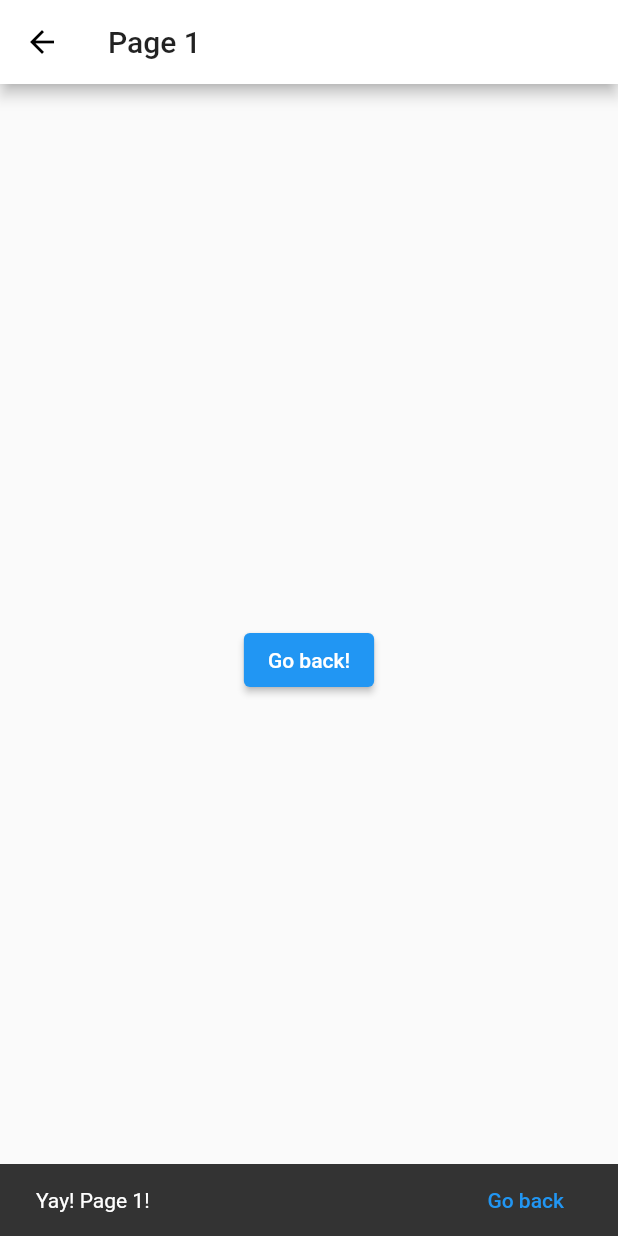
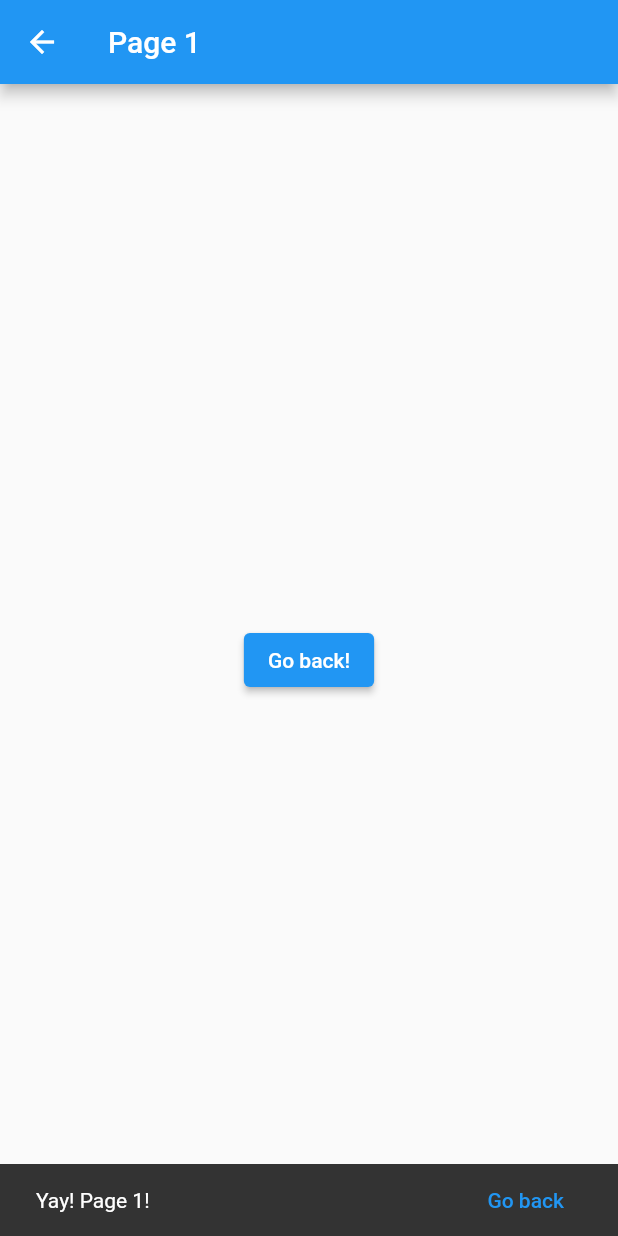
Before and after one commit to rinoldsimon/flutter-cookbook, a Flutter app: the screen it shows after launch, after a tap on "Page 1", on a phone screen of 412 x 824 dp. Run offline on Flutter 3.47's test engine with Material 2 defaults, Android fonts, the phone set to English and light mode, and no system bars.

Commit message:
theme primary color

```diff
--- a/lib/main.dart
+++ b/lib/main.dart
@@ -21,7 +21,7 @@ class MyApp extends StatelessWidget {
         // or simply save your changes to "hot reload" in a Flutter IDE).
         // Notice that the counter didn't reset back to zero; the application
         // is not restarted.
-        primaryColor: Colors.white,
+        primaryColor: Colors.blue,
       ),
       home: MyHomePage(title: appTitle),
     );
@@ -59,6 +59,9 @@ class MyHomePage extends StatelessWidget {
           children: [
             Text('Home Page!'),
             ElevatedButton(
+              style: ElevatedButton.styleFrom(
+                primary: Theme.of(context).primaryColor
+              ),
               child: Text('Page 1'),
               onPressed: () {
                 Navigator.push(
@@ -95,7 +98,7 @@ class MyHomePage extends StatelessWidget {
             DrawerHeader(
               child: Text('Drawer Header'),
               decoration: BoxDecoration(
-                color: Colors.blue,
+                color: Theme.of(context).primaryColor,
               ),
             ),
             ListTile(
```
